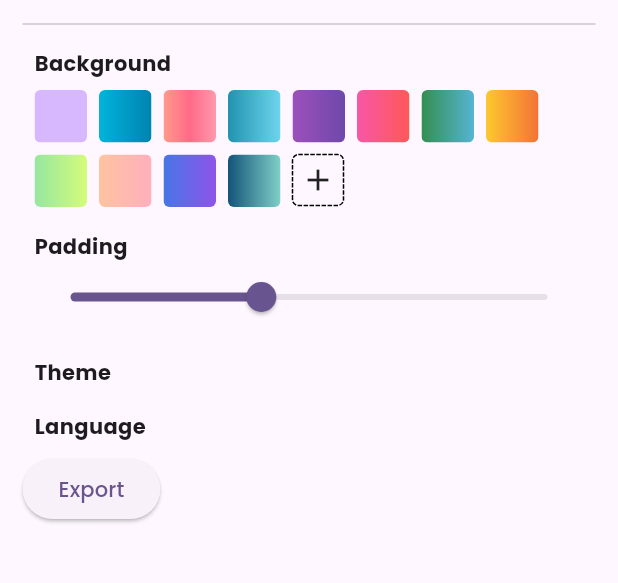
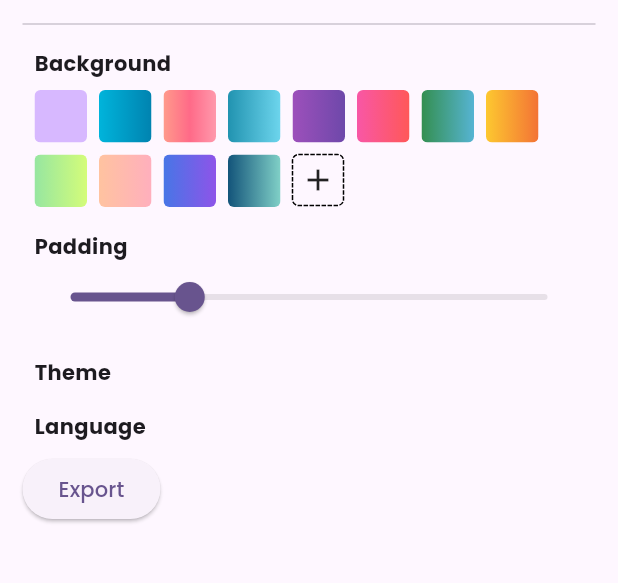
Before and after one commit to IldySilva/codeInk, a Flutter app: the CodeToolBar widget shown alone on an empty page, opened directly, on a phone screen of 412 x 824 dp, the part 99-682 px from its top. Run offline on Flutter 3.47's test engine with Material 3 defaults, Android fonts, the phone set to English and light mode, and no system bars; drawn by our look-alikes of dotted_border; our stand-ins replace equatable, flutter_highlight, google_fonts; missing offline and left inert: dart:js_interop, file_saver, highlight, linked_scroll_controller; statements that could not run were skipped.

Commit message:
feat: allow change the padding and background color

```diff
--- a/lib/app/components/toolbar.dart
+++ b/lib/app/components/toolbar.dart
@@ -9,7 +9,7 @@ import '../file_name_generator.dart';
 
 class CodeToolBar extends StatelessWidget {
   CodeToolBar({super.key});
-
+Controller controller=Controller();
   @override
   Widget build(BuildContext context) {
     return Padding(
@@ -46,8 +46,8 @@ class CodeToolBar extends StatelessWidget {
                 Padding(
                   padding: const EdgeInsets.only(left: 8.0, bottom: 8),
                   child: InkWell(
-                    onTap: (){
-                      Controller.backgroundColor.value=gradient;
+                    onTap: () {
+                     controller.setColor(gradient);
                     },
                     child: ClipRRect(
                       borderRadius: BorderRadius.circular(4),
@@ -83,7 +83,17 @@ class CodeToolBar extends StatelessWidget {
                   "Padding",
                   style: TextStyle(fontWeight: FontWeight.bold),
                 ),
-                Slider.adaptive(min: 0, max: 100, value: 40, onChanged: (v) {})
+                ValueListenableBuilder(
+                  builder: (context,value,_) {
+                    return Slider.adaptive(
+                        min: 0,
+                        max: 100,
+                        value: value,
+                        onChanged: (v) {
+                          controller.setPadding(v);
+                        });
+                  }, valueListenable: Controller.padding,
+                )
               ],
             ),
           ),
--- a/lib/app/const_default_code.dart
+++ b/lib/app/const_default_code.dart
@@ -1,13 +1,8 @@
 const defaultCode =
 '''import 'package:flutter/material.dart';
 
-void main() {
-  runApp(const MyApp());
-}
-
 class MyApp extends StatelessWidget {
   const MyApp({super.key});
-
   @override
   Widget build(BuildContext context) {
     return const MaterialApp(
--- a/lib/app/controller.dart
+++ b/lib/app/controller.dart
@@ -16,10 +16,19 @@ class Controller extends ChangeNotifier {
   }
 
   static final textEditorController = CodeController(
+
       text: defaultCode, // Initial code
       language: autoit);
 
-  static ValueNotifier<List<Color>> backgroundColor = ValueNotifier<List<Color>>([...gradients.first]);
+  static ValueNotifier<List<Color>> backgroundColor =
+      ValueNotifier<List<Color>>([...gradients.first]);
+  static ValueNotifier<double> padding = ValueNotifier(25);
+  setColor(List<Color> newColor) {
+    backgroundColor.value = newColor;
+  }
 
-
+  setPadding(double newPaddin) {
+    padding.value = newPaddin;
+    notifyListeners();
+  }
 }
```
Also changed, not shown: lib/app/components/code_editor.dart (+5 -5 lines).
